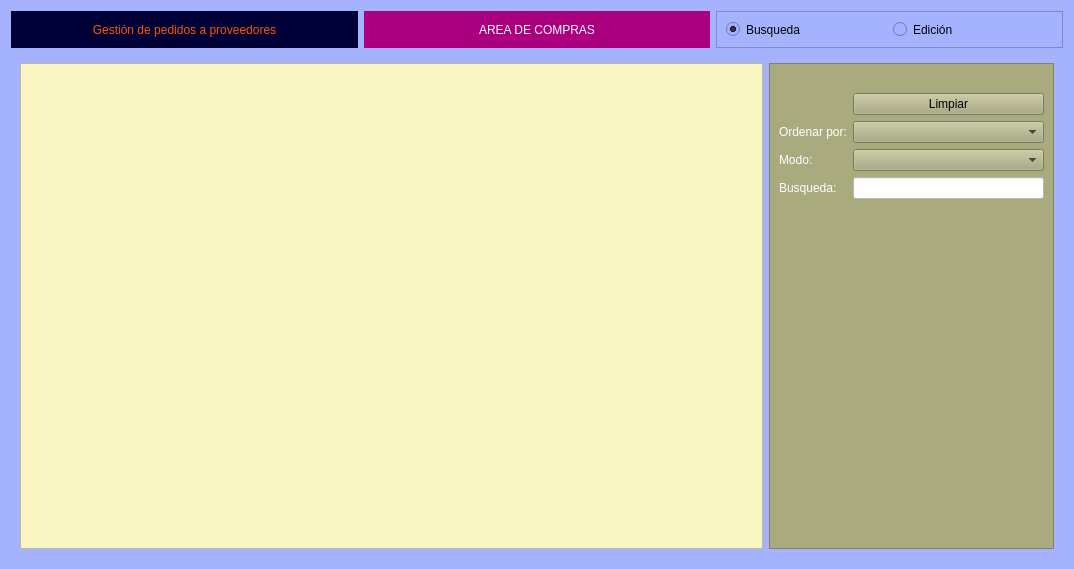
This is Zona_Compras/frmpedidosproveedor.ui in arcnexus/RedFoX as Qt 5 draws it before an edit. The edited form follows.
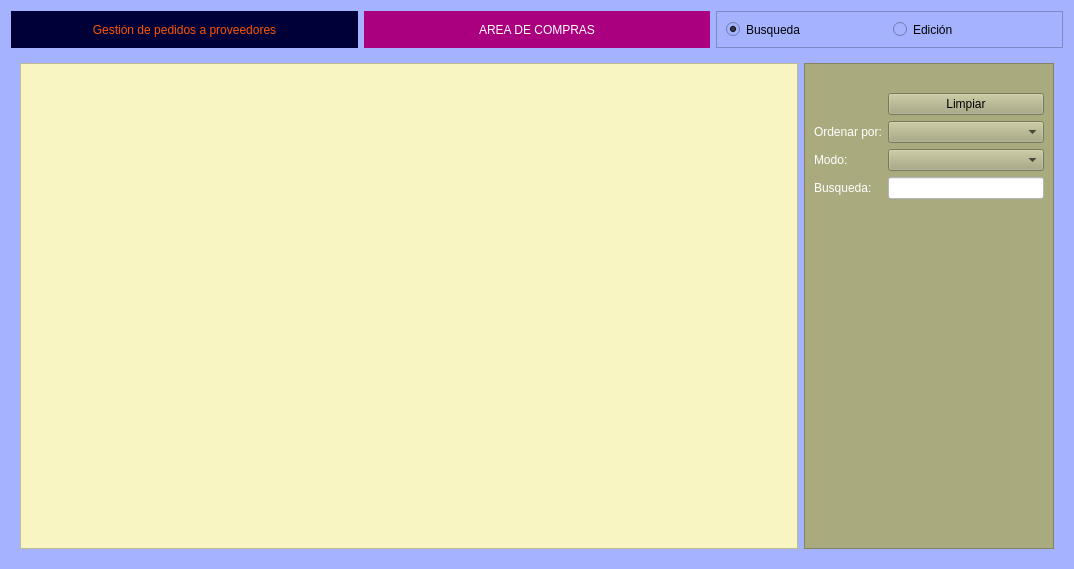
This is the edited form. Icons and pictures are not drawn.

Patch:
```diff
--- a/Zona_Compras/frmpedidosproveedor.ui
+++ b/Zona_Compras/frmpedidosproveedor.ui
@@ -2532,7 +2532,7 @@
         <widget class="QFrame" name="frame_2">
          <property name="maximumSize">
           <size>
-           <width>285</width>
+           <width>250</width>
            <height>16777215</height>
           </size>
          </property>
```
